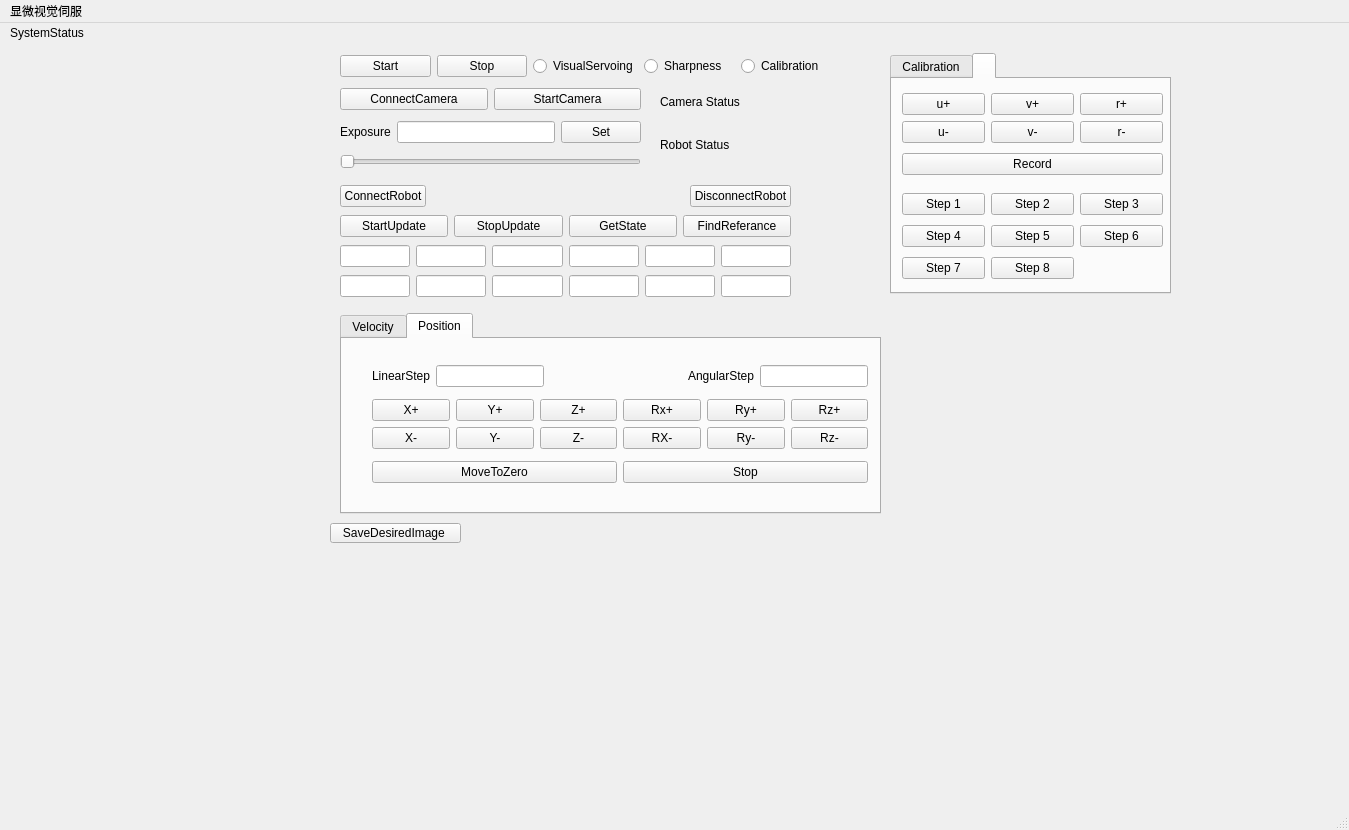
Qt form mainwindow.ui (fengyu1993/Microscopic_Visual_Servoing) before a commit.
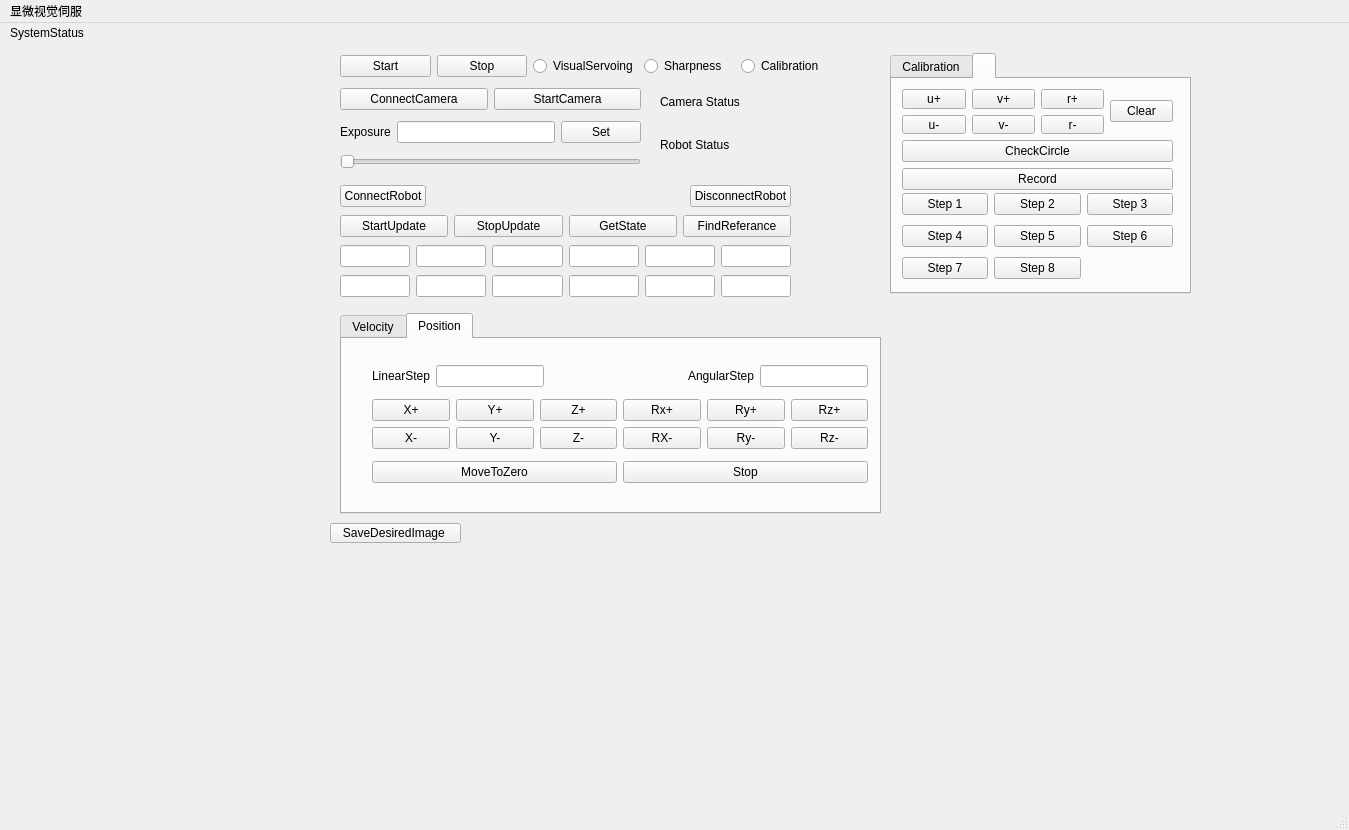
The same form after that commit. Custom widgets are drawn as their Qt base class.

What changed in the file:
```diff
--- a/mainwindow.ui
+++ b/mainwindow.ui
@@ -702,8 +702,8 @@
      <rect>
       <x>10</x>
       <y>50</y>
-      <width>319</width>
-      <height>237</height>
+      <width>320</width>
+      <height>240</height>
      </rect>
     </property>
     <property name="styleSheet">
@@ -719,8 +719,8 @@
      <rect>
       <x>10</x>
       <y>300</y>
-      <width>319</width>
-      <height>237</height>
+      <width>320</width>
+      <height>240</height>
      </rect>
     </property>
     <property name="styleSheet">
@@ -735,7 +735,7 @@
     <property name="geometry">
      <rect>
       <x>10</x>
-      <y>540</y>
+      <y>550</y>
       <width>851</width>
       <height>241</height>
      </rect>
@@ -816,7 +816,7 @@
      <rect>
       <x>890</x>
       <y>30</y>
-      <width>281</width>
+      <width>301</width>
       <height>241</height>
      </rect>
     </property>
@@ -837,8 +837,8 @@
        <rect>
         <x>10</x>
         <y>10</y>
-        <width>261</width>
-        <height>90</height>
+        <width>271</width>
+        <height>101</height>
        </rect>
       </property>
       <layout class="QVBoxLayout" name="verticalLayout_20">
@@ -898,8 +898,26 @@
            </item>
           </layout>
          </item>
+         <item>
+          <layout class="QVBoxLayout" name="verticalLayout_22">
+           <item>
+            <widget class="QPushButton" name="Clear_uvr">
+             <property name="text">
+              <string>Clear</string>
+             </property>
+            </widget>
+           </item>
+          </layout>
+         </item>
         </layout>
        </item>
+       <item>
+        <widget class="QPushButton" name="CheckCircle">
+         <property name="text">
+          <string>CheckCircle</string>
+         </property>
+        </widget>
+       </item>
        <item>
         <widget class="QPushButton" name="record_calibration_point">
          <property name="text">
@@ -914,7 +932,7 @@
        <rect>
         <x>10</x>
         <y>110</y>
-        <width>261</width>
+        <width>271</width>
         <height>97</height>
        </rect>
       </property>
```
